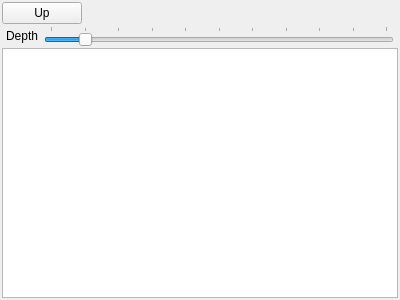
VaysseB/QVariantEditor, file qvarianteditor/qtreevariantwidget.ui: the form before one commit.
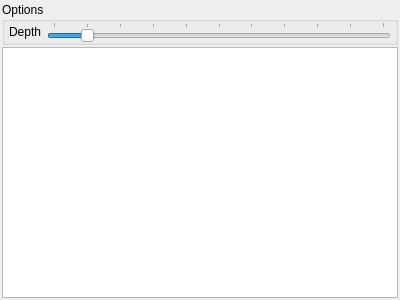
The form after the commit. Icons and pictures are not drawn.

Commit message: Added checkable action to show/hide options inside tab

```diff
--- a/qvarianteditor/qtreevariantwidget.ui
+++ b/qvarianteditor/qtreevariantwidget.ui
@@ -30,55 +30,16 @@
     <number>2</number>
    </property>
    <item>
-    <widget class="QWidget" name="widgetLocation" native="true">
-     <layout class="QHBoxLayout" name="horizontalLayout">
-      <property name="leftMargin">
-       <number>0</number>
-      </property>
-      <property name="topMargin">
-       <number>0</number>
-      </property>
-      <property name="rightMargin">
-       <number>0</number>
-      </property>
-      <property name="bottomMargin">
-       <number>0</number>
-      </property>
-      <item>
-       <widget class="QPushButton" name="buttonUp">
-        <property name="text">
-         <string>Up</string>
-        </property>
-        <property name="icon">
-         <iconset theme="up">
-          <normaloff>.</normaloff>.</iconset>
-        </property>
-        <property name="iconSize">
-         <size>
-          <width>16</width>
-          <height>16</height>
-         </size>
-        </property>
-       </widget>
-      </item>
-      <item>
-       <spacer name="horizontalSpacer">
-        <property name="orientation">
-         <enum>Qt::Horizontal</enum>
-        </property>
-        <property name="sizeHint" stdset="0">
-         <size>
-          <width>40</width>
-          <height>20</height>
-         </size>
-        </property>
-       </spacer>
-      </item>
-     </layout>
-    </widget>
-   </item>
-   <item>
-    <widget class="QWidget" name="widgetOptions" native="true">
+    <widget class="QGroupBox" name="widgetOptions">
+     <property name="title">
+      <string>Options</string>
+     </property>
+     <property name="flat">
+      <bool>true</bool>
+     </property>
+     <property name="checkable">
+      <bool>false</bool>
+     </property>
      <layout class="QFormLayout" name="formLayout">
       <property name="leftMargin">
        <number>4</number>
```
Left out of the diff: 1 changed line with no effect on the pictures. The commit also changes 7 other files.
